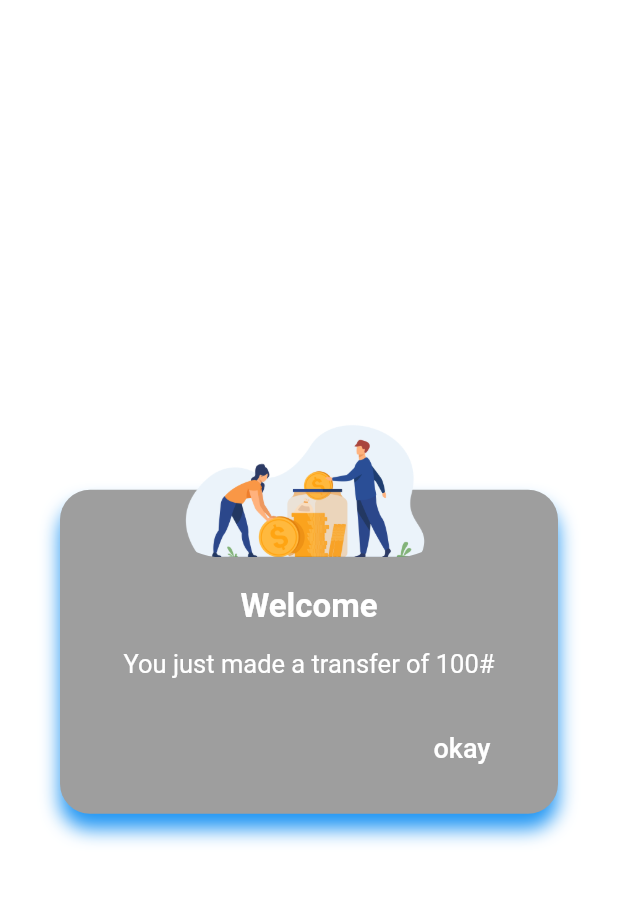
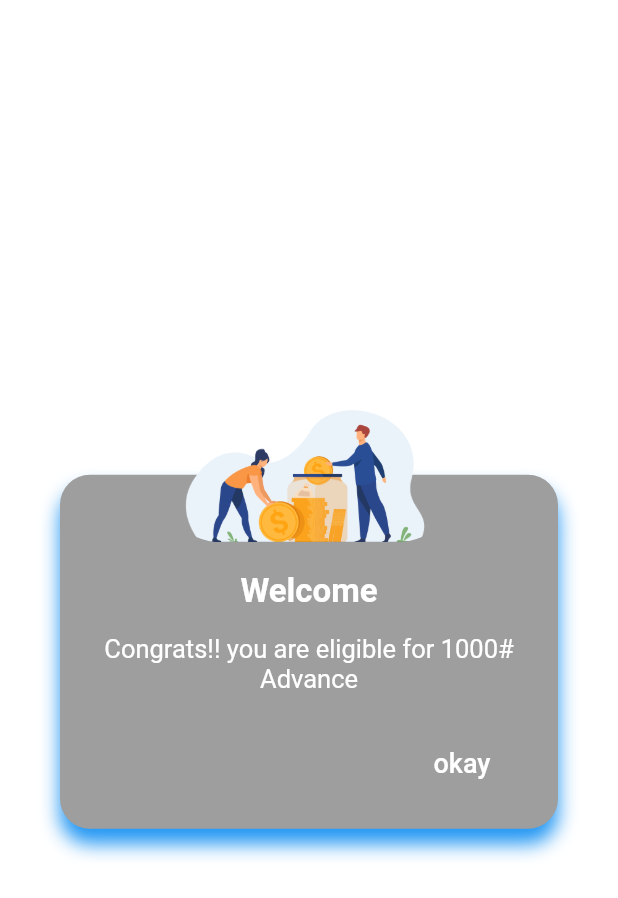
Before and after one commit to Godslovelee/LoanAppConcept, a Flutter app: the MyHomePage screen opened directly, after a tap on the "notification important" icon, on a phone screen of 412 x 824 dp. Shown: the top 898 px of the screen. Run offline on Flutter 3.47's test engine with Material 2 defaults, Android fonts, the phone set to English and light mode, and no system bars; our stand-ins replace firebase_auth, font_awesome_flutter, google_fonts; accounts and stored records are empty.

Commit message:
"changing notification_dialog_box.dart pop-up input"

```diff
--- a/lib/utils/notification_dialog_box.dart
+++ b/lib/utils/notification_dialog_box.dart
@@ -50,7 +50,7 @@ contentBox(context){
           children: <Widget>[
             Text("Welcome",style: TextStyle(fontSize: 22,fontWeight: FontWeight.w600),),
             SizedBox(height: 15,),
-            Text("You just made a transfer of 100# ",style: TextStyle(fontSize: 17),textAlign: TextAlign.center,),
+            Text('Congrats!! you are eligible for 1000# Advance',style: TextStyle(fontSize: 17),textAlign: TextAlign.center,),
             SizedBox(height: 22,),
             Align(
               alignment: Alignment.bottomRight,
```
